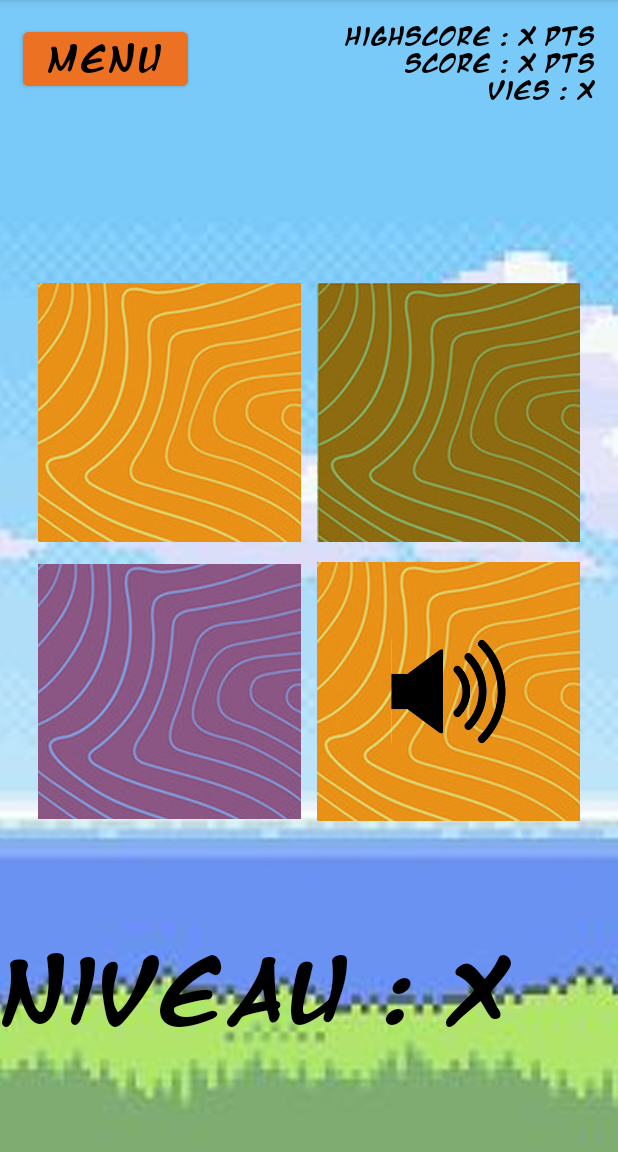
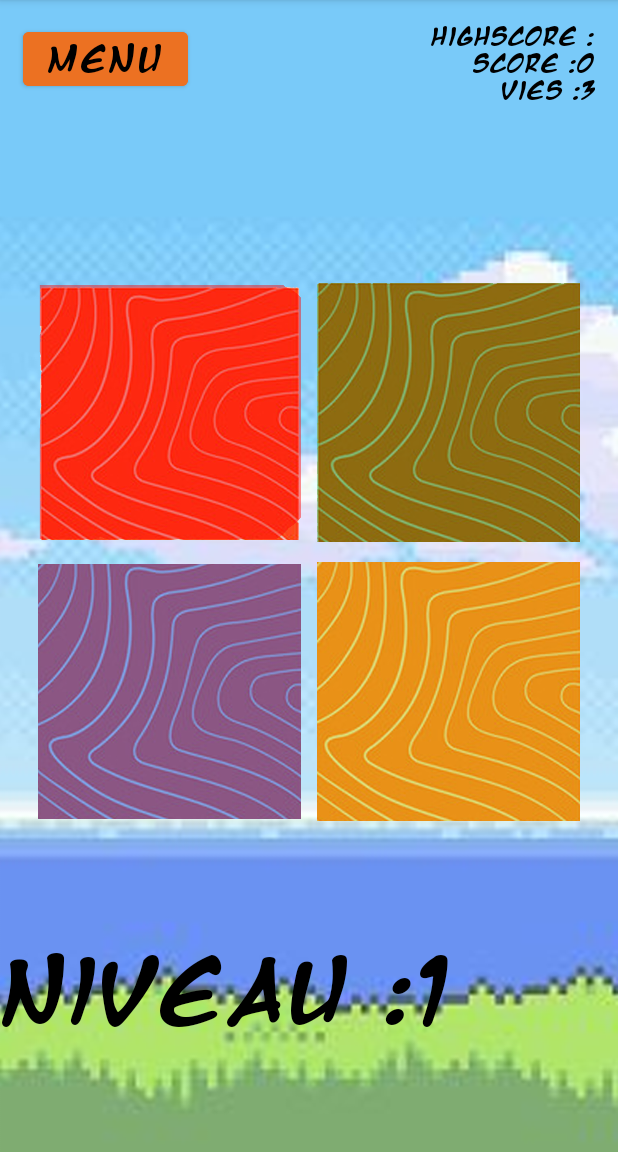
Before and after one commit to e181183/Salmon, an Android app: the screen it shows after launch (PlayActivity), after a tap on "PLAY GAME", on a phone screen of 412 x 824 dp, the part 84-1236 px from its top. Run offline under Robolectric (Android 15) with nearby library versions, the phone set to English and light mode, and no system bars.

Commit message:
playGame with issues

```diff
--- a/app/src/main/java/be/helmo/salmon/PlayActivity.kt
+++ b/app/src/main/java/be/helmo/salmon/PlayActivity.kt
@@ -1,15 +1,18 @@
 package be.helmo.salmon
 
+import android.annotation.SuppressLint
+import android.content.Intent
+import android.graphics.Color
+import android.graphics.PorterDuff
+import android.os.Bundle
+import android.widget.ImageButton
+import android.widget.TextView
+import android.widget.Toast
 import androidx.appcompat.app.AppCompatActivity
-import android.os.Bundle
-import android.view.View
-import android.widget.Button
-import android.widget.ImageButton
 import be.helmo.salmon.databinding.ActivityPlayBinding
-import kotlinx.coroutines.delay
 import java.util.*
-import java.util.concurrent.TimeUnit
 import kotlin.concurrent.schedule
+
 
 class PlayActivity : AppCompatActivity() {
     private lateinit var binding: ActivityPlayBinding
@@ -19,7 +22,15 @@ class PlayActivity : AppCompatActivity() {
     private lateinit var blueGameButton: ImageButton
     private lateinit var yellowGameButton: ImageButton
     private  val inputsToFollow = mutableListOf<Int>()
-    private val niveau = 0;
+    private lateinit var scoreText: TextView
+    private lateinit var viesText: TextView
+    private lateinit var niveauText: TextView
+
+    private var niveau = 1;
+    private var nbInput = 0;
+    private var vies = 3;
+    private var score = 0;
+    private var nbErreurs = 0;
 
 
     override fun onCreate(savedInstanceState: Bundle?) {
@@ -30,6 +41,9 @@ class PlayActivity : AppCompatActivity() {
         greenGameButton = findViewById(R.id.green_button)
         blueGameButton = findViewById(R.id.blue_button)
         yellowGameButton = findViewById(R.id.yellow_button)
+        scoreText = findViewById(R.id.actualScore)
+        viesText = findViewById(R.id.nbVies)
+        niveauText = findViewById(R.id.niveauActuel)
 
 
         redGameButton.setOnClickListener() {
@@ -48,36 +62,63 @@ class PlayActivity : AppCompatActivity() {
             verifyInput(3)
         }
 
-        Timer().schedule(2000) {startGame()}
+        updateVisualElements()
+
+        Timer().schedule(1000) {playGame()}
 
     }
 
-    private fun startGame() {
+
+
+    private fun playGame() {
         inputsToFollow.add(pickAnInput())
-
-        for(i in inputsToFollow) {
-            displayInput(i);
-        }
+        disableEnableClick()
+        displayInput(inputsToFollow, 0)
 
     }
 
-    private fun displayInput(input: Int) {
-        when(input) {
-            0 ->{redGameButton.setImageResource(R.drawable.sound_red_button)
-                Timer().schedule(1000){redGameButton.setImageResource(R.drawable.bouton_base_rouge)}
-            }
+    private fun displayInput(inputList: List<Int>, index: Int) {
 
-            1-> {greenGameButton.setImageResource(R.drawable.sound_green_button)
-                Timer().schedule(1000){redGameButton.setImageResource(R.drawable.bouton_base_vert)}
-            }
 
-            2 -> {blueGameButton.setImageResource(R.drawable.sound_blue_button)
-                Timer().schedule(1000){redGameButton.setImageResource(R.drawable.bouton_base_bleu)}
-            }
-            3-> {yellowGameButton.setImageResource(R.drawable.sound_yellow_button)
-                Timer().schedule(1000){redGameButton.setImageResource(R.drawable.bouton_base_jaune)}
+        if (index >= inputList.size) {
+            disableEnableClick()
+            return // stop recursion when all images have been displayed
+        }
+
+        val input = inputList[index]
+        val button = when(input) {
+            0 -> redGameButton
+            1 -> greenGameButton
+            2 -> blueGameButton
+            3 -> yellowGameButton
+            else -> return // handle invalid input
+        }
+
+        button.setImageResource(getSoundButtonResource(input))
+        Timer().schedule(1000) {
+            runOnUiThread {
+                button.setImageResource(getBaseButtonResource(input))
+                Timer().schedule(500){
+                    displayInput(inputList, index + 1)
+                }
             }
         }
+    }
+
+    private fun getSoundButtonResource(input: Int) = when(input) {
+        0 -> R.drawable.sound_red_button
+        1 -> R.drawable.sound_green_button
+        2 -> R.drawable.sound_blue_button
+        3 -> R.drawable.sound_yellow_button
+        else -> R.drawable.bouton_base_rouge // handle invalid input
+    }
+
+    private fun getBaseButtonResource(input: Int) = when(input) {
+        0 -> R.drawable.bouton_base_rouge
+        1 -> R.drawable.bouton_base_vert
+        2 -> R.drawable.bouton_base_bleu
+        3 -> R.drawable.bouton_base_jaune
+        else -> R.drawable.bouton_base_rouge // handle invalid input
     }
 
     private fun pickAnInput() : Int {
@@ -85,10 +126,50 @@ class PlayActivity : AppCompatActivity() {
     }
 
     private fun verifyInput(input: Int) {
-        if(input == inputsToFollow.get(niveau)){
+        if(input == inputsToFollow.get(nbInput)){
+            nbInput++;
+            if(nbInput == inputsToFollow.size) {
+                Toast.makeText(this, R.string.correct, Toast.LENGTH_SHORT).show()
+                updateScore();
+                niveau++;
+                nbInput =0;
+                playGame();
+            }
+
+        } else {
+            vies--;
+            if(vies > 0) {
+                Toast.makeText(this, R.string.Incorrect, Toast.LENGTH_SHORT).show()
+                nbErreurs++;
+                disableEnableClick()
+                displayInput(inputsToFollow, 0);
+            } else {
+                val intent = Intent(this, GameoverActivity::class.java)
+                startActivity(intent)
+            }
 
         }
+
+        updateVisualElements();
     }
 
+    private fun updateVisualElements() {
+        niveauText.text = getString(R.string.niveau) + niveau.toString()
+        viesText.text = getString(R.string.vies) + vies.toString()
+        scoreText.text = getString(R.string.actual_score) + score.toString()
+    }
 
+    private fun updateScore() {
+        score += ((6 * niveau) - (nbErreurs * 3))
+        nbErreurs = 0;
+    }
+
+    private fun disableEnableClick() {
+        runOnUiThread() {
+            redGameButton.isEnabled = !(redGameButton.isEnabled)
+            greenGameButton.isEnabled = !(greenGameButton.isEnabled)
+            blueGameButton.isEnabled = !(blueGameButton.isEnabled)
+            yellowGameButton.isEnabled = !(yellowGameButton.isEnabled)
+        }
+    }
 }
--- a/app/src/main/res/layout/activity_play.xml
+++ b/app/src/main/res/layout/activity_play.xml
@@ -14,6 +14,7 @@
         >
 
         <Button
+            android:id="@+id/backToMenu"
             android:layout_width="wrap_content"
             android:layout_height="wrap_content"
             android:layout_margin="15dp"
@@ -30,6 +31,7 @@
             android:orientation="vertical">
 
             <TextView
+                android:id="@+id/highScore"
                 android:layout_width="wrap_content"
                 android:layout_height="wrap_content"
                 android:layout_gravity="end"
@@ -38,6 +40,7 @@
                 android:textColor="@color/black" />
 
             <TextView
+                android:id="@+id/actualScore"
                 android:layout_width="wrap_content"
                 android:layout_height="wrap_content"
                 android:layout_gravity="end"
@@ -46,6 +49,7 @@
                 android:textColor="@color/black" />
 
             <TextView
+                android:id="@+id/nbVies"
                 android:layout_width="wrap_content"
                 android:layout_height="wrap_content"
                 android:layout_gravity="end"
@@ -133,6 +137,7 @@
         android:layout_height="match_parent"
         android:layout_gravity="center">
         <TextView
+            android:id="@+id/niveauActuel"
             android:layout_width="wrap_content"
             android:layout_height="wrap_content"
             android:fontFamily="@font/mangatb"
--- a/app/src/main/res/values/strings.xml
+++ b/app/src/main/res/values/strings.xml
@@ -4,10 +4,10 @@
     <string name="play_game">Play Game</string>
     <string name="load_game">Load Game</string>
     <string name="customize">My Salmon</string>
-    <string name="highscore">HighScore : x pts</string>
-    <string name="actual_score">Score : x pts</string>
-    <string name="vies">Vies : x</string>
-    <string name="niveau">Niveau : x</string>
+    <string name="highscore">HighScore : </string>
+    <string name="actual_score">Score : </string>
+    <string name="vies">Vies : </string>
+    <string name="niveau">Niveau : </string>
     <string name="menu">Menu</string>
     <string name="resetButtons">Reset Simon</string>
     <string name="SalmonSoundButtonRed">Salmon Sound Button Red</string>
@@ -29,5 +29,7 @@
     <string name="SalmonGameButtonBlue">Salmon Game Button Blue</string>
     <string name="SalmonGameButtonYellow">Salmon Game Button Yellow</string>
     <string name="mute_icon">Mute Icon</string>
+    <string name="correct">Correct !</string>
+    <string name="Incorrect">Incorrect veuillez réessayer</string>
 
 </resources>
```
Also changed, not shown: app/src/main/java/be/helmo/salmon/GameoverActivity.kt (+15 -0 lines), app/src/main/res/drawable/texture_saumon.jpg (added).
